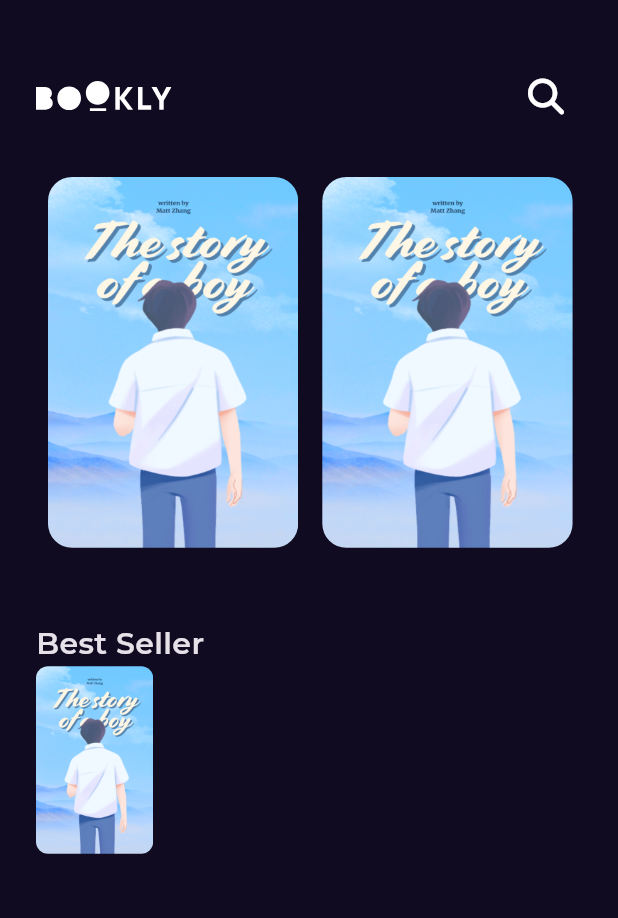
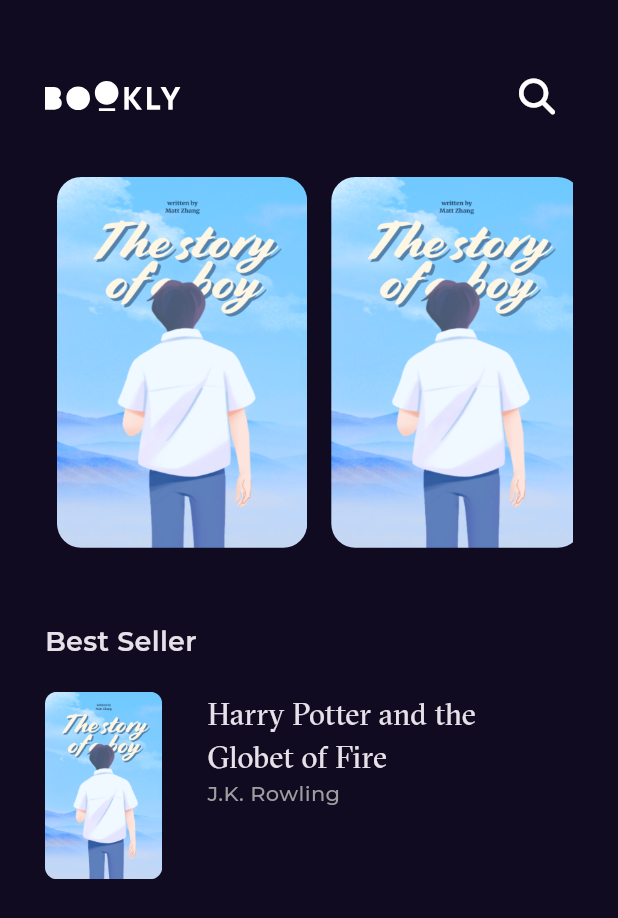
Before and after one commit to mano299/bookly, a Flutter app: the screen it shows after launch, on a phone screen of 412 x 824 dp. Shown: the top 918 px of the screen. Run offline on Flutter 3.47's test engine with Material 3 defaults, Android fonts, the phone set to English and light mode, and no system bars; our stand-ins replace flutter_svg, font_awesome_flutter, get, google_fonts.

Commit message:
add app Text Styles & best seller item updated

```diff
--- a/lib/constants.dart
+++ b/lib/constants.dart
@@ -1,3 +1,4 @@
 import 'package:flutter/material.dart';
 
 const kPrimaryColor = Color(0xff100B20);
+const kGTSectraFine = 'GTSectraFine';
--- a/lib/core/utils/styles.dart
+++ b/lib/core/utils/styles.dart
@@ -1,8 +1,27 @@
+import 'package:bookly/constants.dart';
 import 'package:flutter/material.dart';
 
 abstract class Styles {
-  static const titleMedium = TextStyle(
-    fontSize: 20,
+  static const textStyle18 = TextStyle(
+    fontSize: 18,
     fontWeight: FontWeight.w600,
   );
+  static const textStyle14 = TextStyle(
+    fontSize: 14,
+    fontWeight: FontWeight.w500,
+  );
+  static const textStyle16 = TextStyle(
+    fontSize: 16,
+    fontWeight: FontWeight.w500,
+  );
+  static const textStyle20 = TextStyle(
+    fontSize: 20,
+    fontWeight: FontWeight.normal,
+    fontFamily: kGTSectraFine,
+  );
+  static const textStyle30 = TextStyle(
+    fontSize: 30,
+    fontWeight: FontWeight.normal,
+    fontFamily: kGTSectraFine,
+  );
 }
--- a/lib/features/home/presention/widgets/best_seller_list_view_item.dart
+++ b/lib/features/home/presention/widgets/best_seller_list_view_item.dart
@@ -1,5 +1,7 @@
 import 'package:bookly/core/utils/assets.dart';
 import 'package:flutter/material.dart';
+
+import '../../../../core/utils/styles.dart';
 
 class BestSellerListViewItem extends StatelessWidget {
   const BestSellerListViewItem({super.key});
@@ -24,6 +26,29 @@ class BestSellerListViewItem extends StatelessWidget {
               ),
             ),
           ),
+          Padding(
+            padding: const EdgeInsets.only(left: 30.0),
+            child: Column(
+              crossAxisAlignment: CrossAxisAlignment.start,
+              children: [
+                SizedBox(
+                  width: MediaQuery.of(context).size.width * .5,
+                  child: Text(
+                    "Harry Potter and the Globet of Fire",
+                    style: Styles.textStyle20,
+                    maxLines: 2,
+                    overflow: TextOverflow.ellipsis,
+
+                  ),
+                ),
+                Text(
+                  "J.K. Rowling",
+                  style: Styles.textStyle14.copyWith(color: Colors.grey),
+                ),
+                Row()
+              ],
+            ),
+          )
         ],
       ),
     );
--- a/lib/features/home/presention/widgets/custom_home_app_bar.dart
+++ b/lib/features/home/presention/widgets/custom_home_app_bar.dart
@@ -10,7 +10,6 @@ class CustomHomeAppBar extends StatelessWidget {
   Widget build(BuildContext context) {
     return Padding(
       padding: const EdgeInsets.only(top: 40, bottom: 30),
-      child: Container(
       child: Row(
         mainAxisAlignment: MainAxisAlignment.spaceBetween,
         children: [
@@ -28,7 +27,6 @@ class CustomHomeAppBar extends StatelessWidget {
           ),
         ],
       ),
-      ),
     );
   }
 }
--- a/lib/features/home/presention/widgets/home_view_body.dart
+++ b/lib/features/home/presention/widgets/home_view_body.dart
@@ -13,7 +13,7 @@ class HomeViewBody extends StatelessWidget {
   @override
   Widget build(BuildContext context) {
     return Padding(
-      padding: const EdgeInsets.symmetric(horizontal: 24),
+      padding: const EdgeInsets.symmetric(horizontal: 30),
       child: Column(
         crossAxisAlignment: CrossAxisAlignment.start,
         children: [
@@ -22,8 +22,9 @@ class HomeViewBody extends StatelessWidget {
           SizedBox(height: 50),
           Text(
             'Best Seller',
-            style: Styles.titleMedium,
+            style: Styles.textStyle18,
           ),
+          SizedBox(height: 20),
           BestSellerListViewItem(),
         ],
       ),
```
Also changed, not shown: pubspec.yaml (+4 -4 lines), assets/fonts/GT Sectra Fine Regular.ttf (added). Lines whose indentation alone changed are shown as unchanged.
